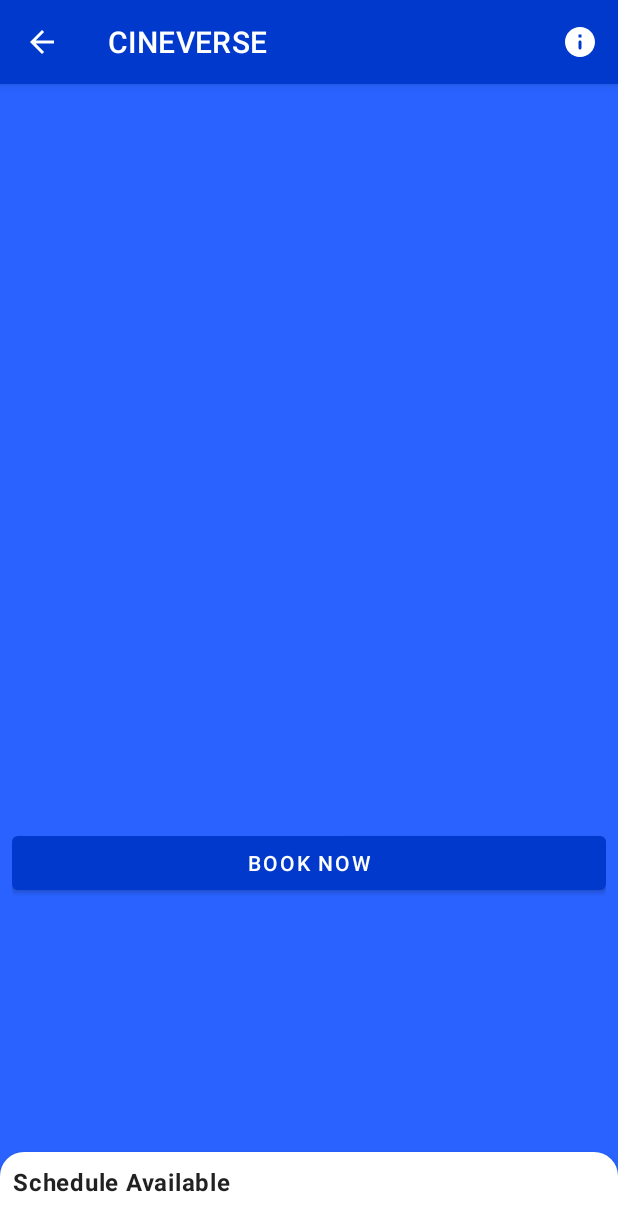
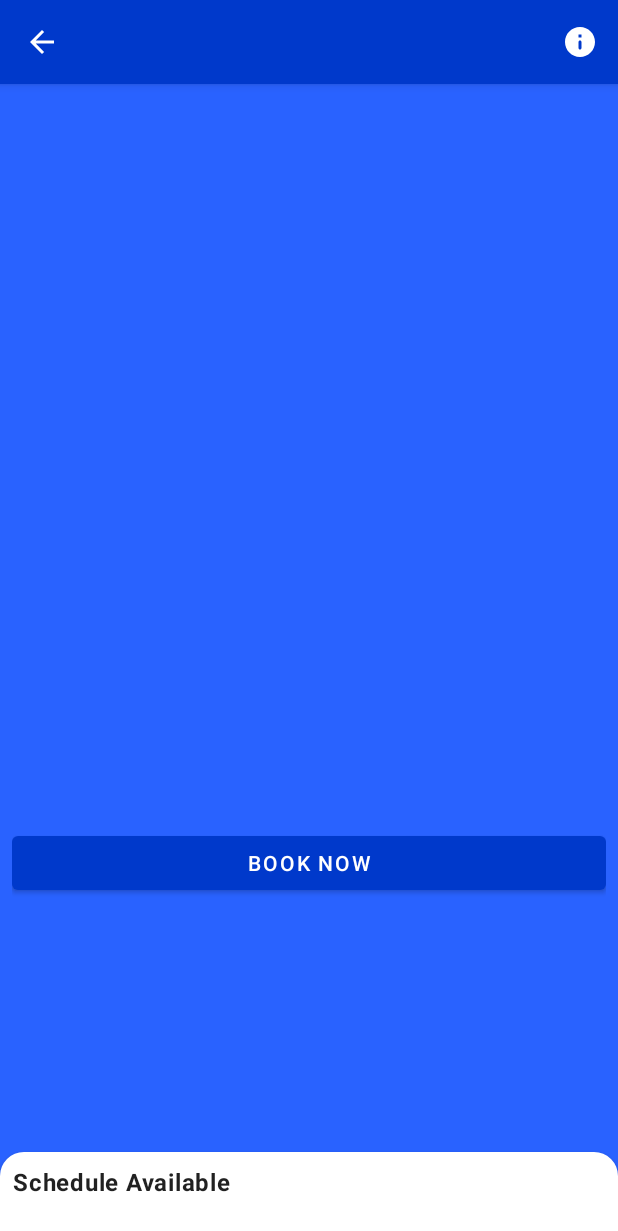
Before and after one commit to Eugence1117/Cineverse-Mobile, an Android app: the layout activity_movie_schedule.xml on its own in the app's theme, with its tools: preview values and no code run, on a phone screen of 412 x 824 dp. Shown: the top 1231 px of the screen. Run offline under Robolectric (Android 15) with nearby library versions, the phone set to English and light mode, and no system bars.

Commit message:
Minor bug fix

```diff
--- a/app/src/main/java/com/example/cineverseprototype/movie/MovieScheduleActivity.kt
+++ b/app/src/main/java/com/example/cineverseprototype/movie/MovieScheduleActivity.kt
@@ -30,6 +30,11 @@ class MovieScheduleActivity : AppCompatActivity() {
         val movie = intent.getSerializableExtra("movie") as Movie
 
         setSupportActionBar(binding.toolbar)
+        supportActionBar?.setTitle(movie.movieName)
+
+        binding.toolbar.setNavigationOnClickListener {
+            onBackPressed()
+        }
 
         Singleton.getInstance(this).picasso.load(movie.picURL).placeholder(R.drawable.baseline_image_grey_400_48dp).into(binding.movieImage)
 
--- a/app/src/main/res/layout/activity_movie_schedule.xml
+++ b/app/src/main/res/layout/activity_movie_schedule.xml
@@ -26,7 +26,6 @@
                 app:layout_constraintTop_toTopOf="parent"
                 app:navigationIcon="@drawable/baseline_arrow_back_white_24dp"
                 app:subtitleTextColor="@color/secondaryTextColor"
-                app:title="@string/app_name"
                 app:titleTextColor="@color/secondaryTextColor" />
 
             <ImageView
@@ -61,7 +60,7 @@
                 android:id="@+id/movieImage"
                 android:layout_width="150dp"
                 android:layout_height="250dp"
-                android:padding="5dp"
+                android:scaleType="fitCenter"
                 android:layout_gravity="center" />
 
             <TextView
```
